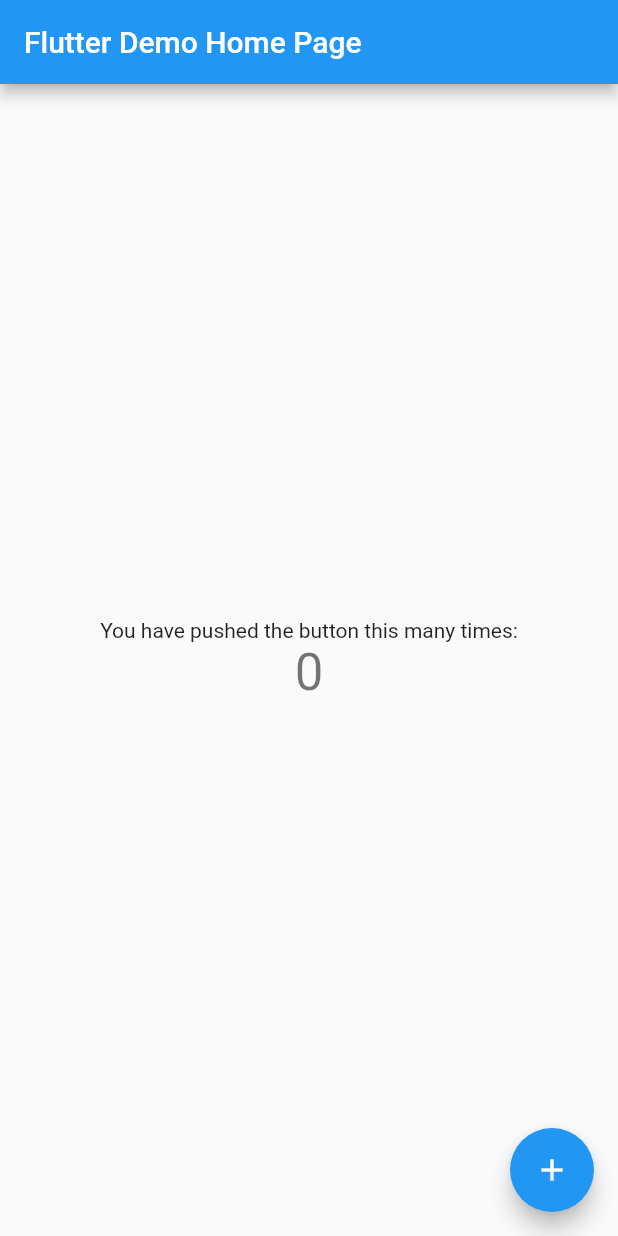
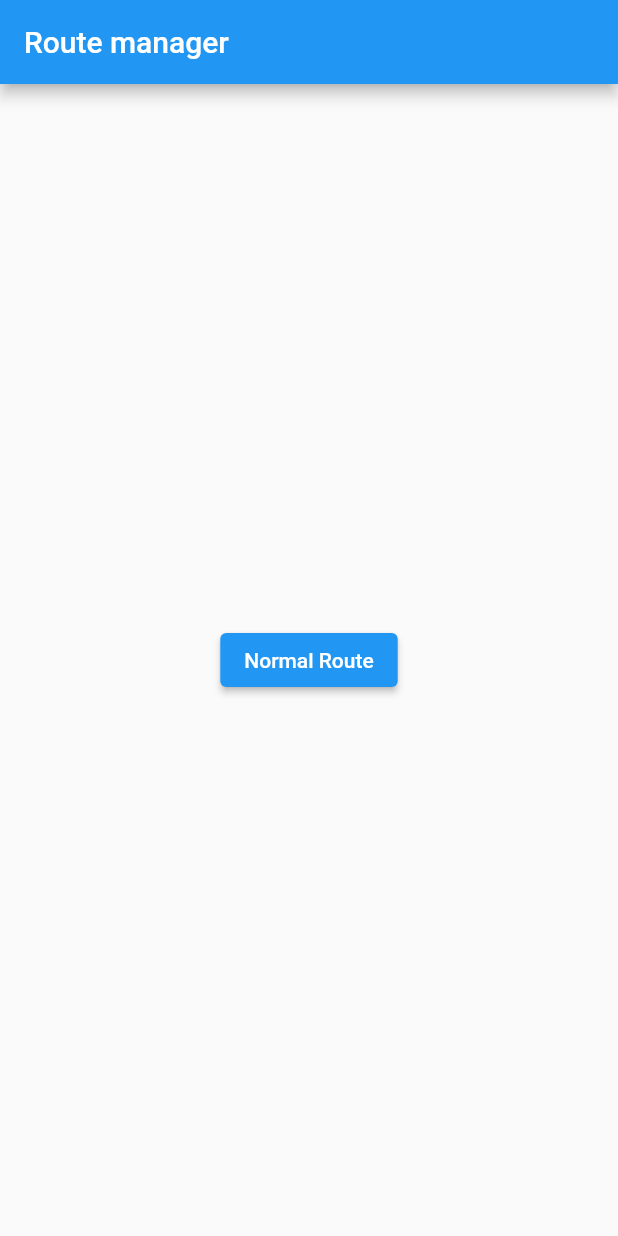
Before and after one commit to bozlo/flutter_getx_example, a Flutter app: the screen it shows after launch, on a phone screen of 412 x 824 dp. Run offline on Flutter 3.47's test engine with Material 2 defaults, Android fonts, the phone set to English and light mode, and no system bars; our stand-ins replace get.

Commit message:
normal route with getx

```diff
--- /dev/null
+++ b/lib/home_page.dart
@@ -0,0 +1,34 @@
+import 'package:flutter/material.dart';
+import 'package:flutter_getx_example/src/pages/normal/first_page.dart';
+import 'package:get/get.dart';
+
+class MyHomePage extends StatelessWidget {
+  const MyHomePage({Key? key}) : super(key: key);
+
+  @override
+  Widget build(BuildContext context) {
+    return Scaffold(
+      appBar: AppBar(
+        title: Text('Route manager'),
+      ),
+      body: Center(
+        child: Column(
+          mainAxisAlignment: MainAxisAlignment.center,
+          children: [
+            ElevatedButton(
+              onPressed: () {
+                // Navigator.push(context, MaterialPageRoute(
+                //   builder: (_) => FirstPage(),
+                // ));
+
+                // 해당 page로 이동한다.
+                Get.to(()=>FirstPage());
+              },
+              child: Text('Normal Route'),
+            ),
+          ],
+        ),
+      ),
+    );
+  }
+}
--- a/lib/main.dart
+++ b/lib/main.dart
@@ -1,4 +1,6 @@
 import 'package:flutter/material.dart';
+import 'package:get/get.dart';
+import 'home_page.dart';
 
 void main() {
   runApp(const MyApp());
@@ -10,106 +12,12 @@ class MyApp extends StatelessWidget {
   // This widget is the root of your application.
   @override
   Widget build(BuildContext context) {
-    return MaterialApp(
+    return GetMaterialApp(
       title: 'Flutter Demo',
       theme: ThemeData(
-        // This is the theme of your application.
-        //
-        // Try running your application with "flutter run". You'll see the
-        // application has a blue toolbar. Then, without quitting the app, try
-        // changing the primarySwatch below to Colors.green and then invoke
-        // "hot reload" (press "r" in the console where you ran "flutter run",
-        // or simply save your changes to "hot reload" in a Flutter IDE).
-        // Notice that the counter didn't reset back to zero; the application
-        // is not restarted.
         primarySwatch: Colors.blue,
       ),
-      home: const MyHomePage(title: 'Flutter Demo Home Page'),
+      home: MyHomePage(),
     );
   }
 }
-
-class MyHomePage extends StatefulWidget {
-  const MyHomePage({Key? key, required this.title}) : super(key: key);
-
-  // This widget is the home page of your application. It is stateful, meaning
-  // that it has a State object (defined below) that contains fields that affect
-  // how it looks.
-
-  // This class is the configuration for the state. It holds the values (in this
-  // case the title) provided by the parent (in this case the App widget) and
-  // used by the build method of the State. Fields in a Widget subclass are
-  // always marked "final".
-
-  final String title;
-
-  @override
-  State<MyHomePage> createState() => _MyHomePageState();
-}
-
-class _MyHomePageState extends State<MyHomePage> {
-  int _counter = 0;
-
-  void _incrementCounter() {
-    setState(() {
-      // This call to setState tells the Flutter framework that something has
-      // changed in this State, which causes it to rerun the build method below
-      // so that the display can reflect the updated values. If we changed
-      // _counter without calling setState(), then the build method would not be
-      // called again, and so nothing would appear to happen.
-      _counter++;
-    });
-  }
-
-  @override
-  Widget build(BuildContext context) {
-    // This method is rerun every time setState is called, for instance as done
-    // by the _incrementCounter method above.
-    //
-    // The Flutter framework has been optimized to make rerunning build methods
-    // fast, so that you can just rebuild anything that needs updating rather
-    // than having to individually change instances of widgets.
-    return Scaffold(
-      appBar: AppBar(
-        // Here we take the value from the MyHomePage object that was created by
-        // the App.build method, and use it to set our appbar title.
-        title: Text(widget.title),
-      ),
-      body: Center(
-        // Center is a layout widget. It takes a single child and positions it
-        // in the middle of the parent.
-        child: Column(
-          // Column is also a layout widget. It takes a list of children and
-          // arranges them vertically. By default, it sizes itself to fit its
-          // children horizontally, and tries to be as tall as its parent.
-          //
-          // Invoke "debug painting" (press "p" in the console, choose the
-          // "Toggle Debug Paint" action from the Flutter Inspector in Android
-          // Studio, or the "Toggle Debug Paint" command in Visual Studio Code)
-          // to see the wireframe for each widget.
-          //
-          // Column has various properties to control how it sizes itself and
-          // how it positions its children. Here we use mainAxisAlignment to
-          // center the children vertically; the main axis here is the vertical
-          // axis because Columns are vertical (the cross axis would be
-          // horizontal).
-          mainAxisAlignment: MainAxisAlignment.center,
-          children: <Widget>[
-            const Text(
-              'You have pushed the button this many times:',
-            ),
-            Text(
-              '$_counter',
-              style: Theme.of(context).textTheme.headline4,
-            ),
-          ],
-        ),
-      ),
-      floatingActionButton: FloatingActionButton(
-        onPressed: _incrementCounter,
-        tooltip: 'Increment',
-        child: const Icon(Icons.add),
-      ), // This trailing comma makes auto-formatting nicer for build methods.
-    );
-  }
-}
--- a/pubspec.yaml
+++ b/pubspec.yaml
@@ -34,6 +34,7 @@ dependencies:
   # The following adds the Cupertino Icons font to your application.
   # Use with the CupertinoIcons class for iOS style icons.
   cupertino_icons: ^1.0.2
+  get: ^4.6.1
 
 dev_dependencies:
   flutter_test:
```
Also changed, not shown: lib/src/pages/normal/first_page.dart (added, +29 -0 lines), lib/src/pages/normal/second_page.dart (added, +37 -0 lines), pubspec.lock.
